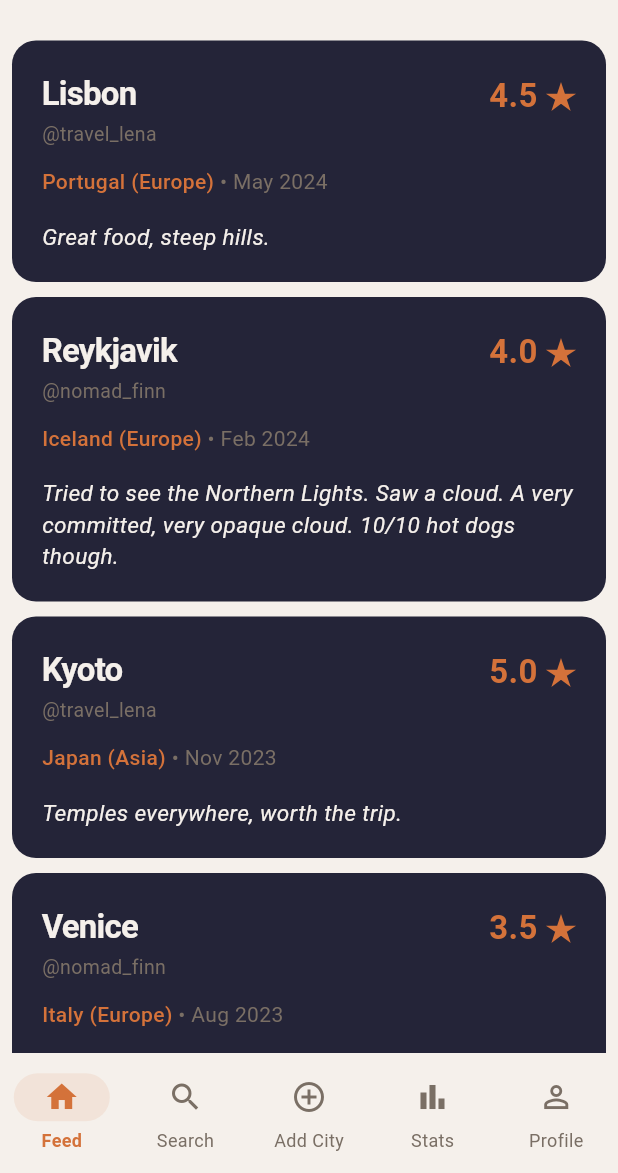
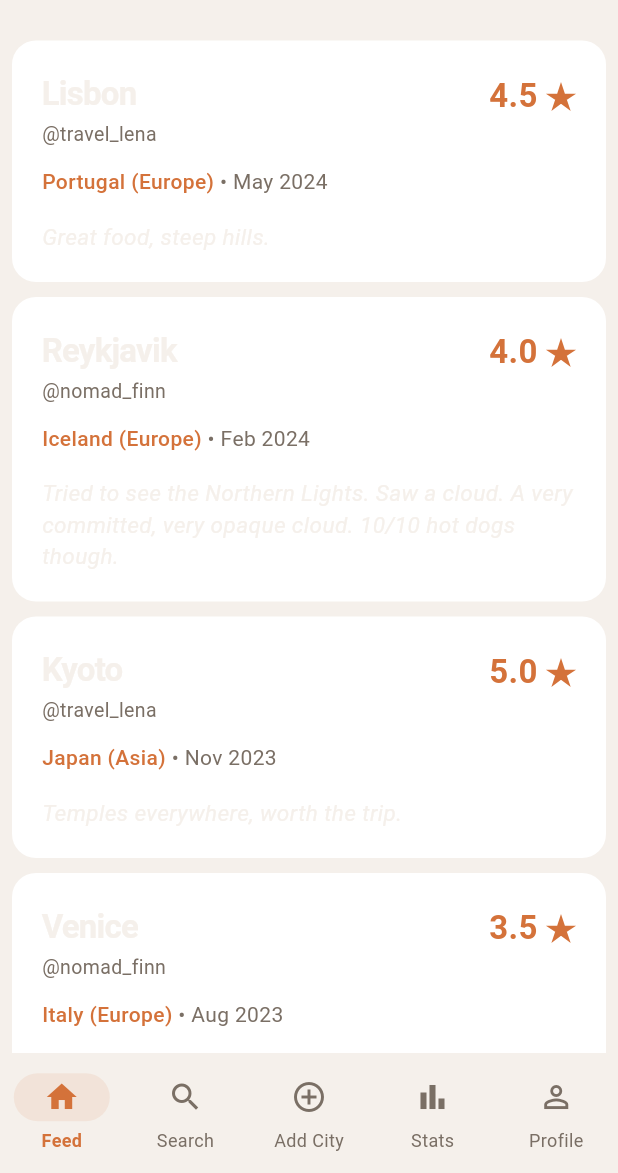
Before and after one commit to maxpaul04/roamly, a Flutter app: the screen it shows after launch, on a phone screen of 412 x 824 dp, the part 63-1236 px from its top. Run offline on Flutter 3.47's test engine with Material 3 defaults, Android fonts, the phone set to English and light mode, and no system bars; our stand-ins replace firebase_auth, firebase_core, fl_chart, image_picker, sqflite; accounts and stored records are empty; statements that could not run were skipped.

Commit message:
fix inconsistencies in UI and AppTheme

```diff
--- a/lib/themes/app_theme.dart
+++ b/lib/themes/app_theme.dart
@@ -104,6 +104,7 @@
         titleMedium: TextStyle(color: AppColors.textPrimaryLight, fontWeight: FontWeight.bold),
         bodyLarge: TextStyle(color: AppColors.textPrimaryLight),
         bodyMedium: TextStyle(color: AppColors.textSecondaryLight),
+        bodySmall: TextStyle(color: AppColors.textSecondaryLight),
       ),
     );
   }
--- a/lib/themes/colors.dart
+++ b/lib/themes/colors.dart
@@ -7,6 +7,7 @@
   // Light Mode Palette
   static const Color backgroundLight = Color(0xFFF5F0EB); // Warm Off-white
   static const Color surfaceLight = Color(0xFFFFFFFF);    // White
+  static const Color surfaceCardLight = Color(0xFFFFFFFF); //Pure white for cards
   static const Color textPrimaryLight = Color(0xFF1A1A2E); // Deep Navy
   static const Color textSecondaryLight = Color(0xFF7A6F65); // Muted Warm Grey
 
--- a/lib/widgets/city_entry_card.dart
+++ b/lib/widgets/city_entry_card.dart
@@ -25,7 +25,9 @@
   @override
   Widget build(BuildContext context) {
     return Card(
-      color: const Color(0xFF242438), // Roamly card surface
+      color: Theme.of(context).brightness == Brightness.dark
+        ? AppColors.surfaceCardDark
+        : AppColors.surfaceCardLight,
       margin: const EdgeInsets.symmetric(horizontal: 0, vertical: 5),
       elevation: 0,
       shape: RoundedRectangleBorder(borderRadius: BorderRadius.circular(16)),
```
